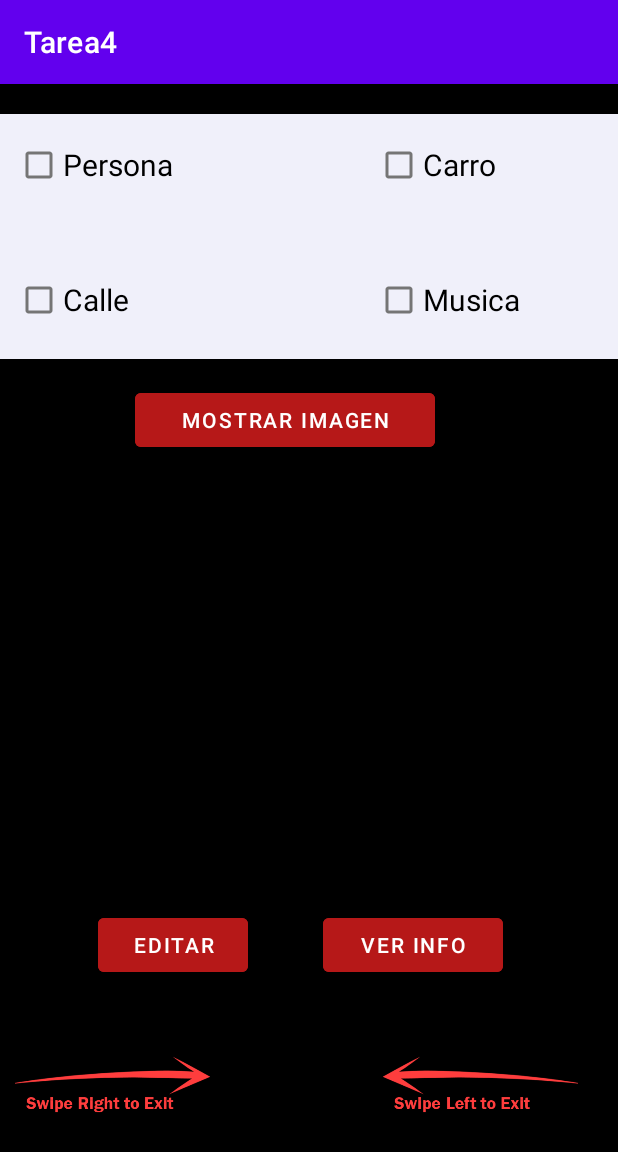
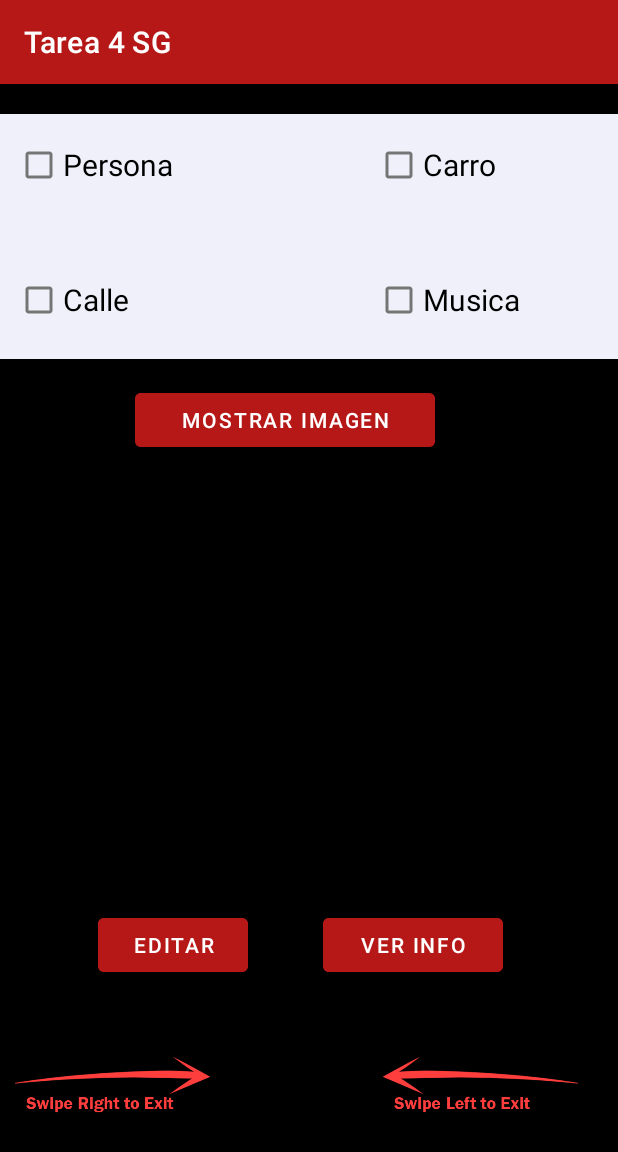
Before and after one commit to samilr/SelectorCategoriasAndroid, an Android app: the screen it shows after launch (MainActivity), on a phone screen of 412 x 824 dp. Shown: the top 1152 px of the screen. Run offline under Robolectric (Android 15) with nearby library versions, the phone set to English and light mode, and no system bars.

Commit message:
-StatusBar red

```diff
--- a/app/src/main/java/com/example/tarea4/MainActivity.java
+++ b/app/src/main/java/com/example/tarea4/MainActivity.java
@@ -21,6 +21,7 @@ import android.content.DialogInterface;
 import android.widget.TextView;
 import android.view.GestureDetector;
 import android.view.MotionEvent;
+import android.widget.Toolbar;
 
 public class MainActivity extends AppCompatActivity implements GestureDetector.OnGestureListener{
 
@@ -29,6 +30,7 @@ public class MainActivity extends AppCompatActivity implements GestureDetector.O
     ImageView imagenMostrar;
     EditText txbNombre, txbAsignatura, txbInstituto, txb;
     TextView txtNombre, txtAsignatura, txtInstituto, txt;
+
 
     private static final String TAG = "Swipe Position";
     private float x1, x2, y1, y2;
@@ -53,6 +55,7 @@ public class MainActivity extends AppCompatActivity implements GestureDetector.O
         btnMostrarImg = findViewById(R.id.btnMostrarImg);
         btnEditar = findViewById(R.id.btnEditar);
         btnVerInfo = findViewById(R.id.btnVerInfo);
+
     }
 
     public void isChecked(View view) {
--- a/app/src/main/res/values-night/themes.xml
+++ b/app/src/main/res/values-night/themes.xml
@@ -3,7 +3,7 @@
     <style name="Theme.Tarea4" parent="Theme.MaterialComponents.DayNight.DarkActionBar">
         <!-- Primary brand color. -->
         <item name="colorPrimary">@color/purple_200</item>
-        <item name="colorPrimaryVariant">@color/purple_700</item>
+        <item name="colorPrimaryVariant">@color/rojo</item>
         <item name="colorOnPrimary">@color/black</item>
         <!-- Secondary brand color. -->
         <item name="colorSecondary">@color/teal_200</item>
--- a/app/src/main/res/values/colors.xml
+++ b/app/src/main/res/values/colors.xml
@@ -2,6 +2,7 @@
 <resources>
     <color name="purple_200">#FFBB86FC</color>
     <color name="purple_500">#FF6200EE</color>
+    <color name="rojo">#B61818</color>
     <color name="purple_700">#FF3700B3</color>
     <color name="teal_200">#FF03DAC5</color>
     <color name="teal_700">#FF018786</color>
--- a/app/src/main/res/values/strings.xml
+++ b/app/src/main/res/values/strings.xml
@@ -1,3 +1,3 @@
 <resources>
-    <string name="app_name">Tarea4</string>
+    <string name="app_name">Tarea 4 SG</string>
 </resources>
--- a/app/src/main/res/values/themes.xml
+++ b/app/src/main/res/values/themes.xml
@@ -2,8 +2,8 @@
     <!-- Base application theme. -->
     <style name="Theme.Tarea4" parent="Theme.MaterialComponents.DayNight.DarkActionBar">
         <!-- Primary brand color. -->
-        <item name="colorPrimary">@color/purple_500</item>
-        <item name="colorPrimaryVariant">@color/purple_700</item>
+        <item name="colorPrimary">@color/rojo</item>
+        <item name="colorPrimaryVariant">@color/rojo</item>
         <item name="colorOnPrimary">@color/white</item>
         <!-- Secondary brand color. -->
         <item name="colorSecondary">@color/teal_200</item>
```
